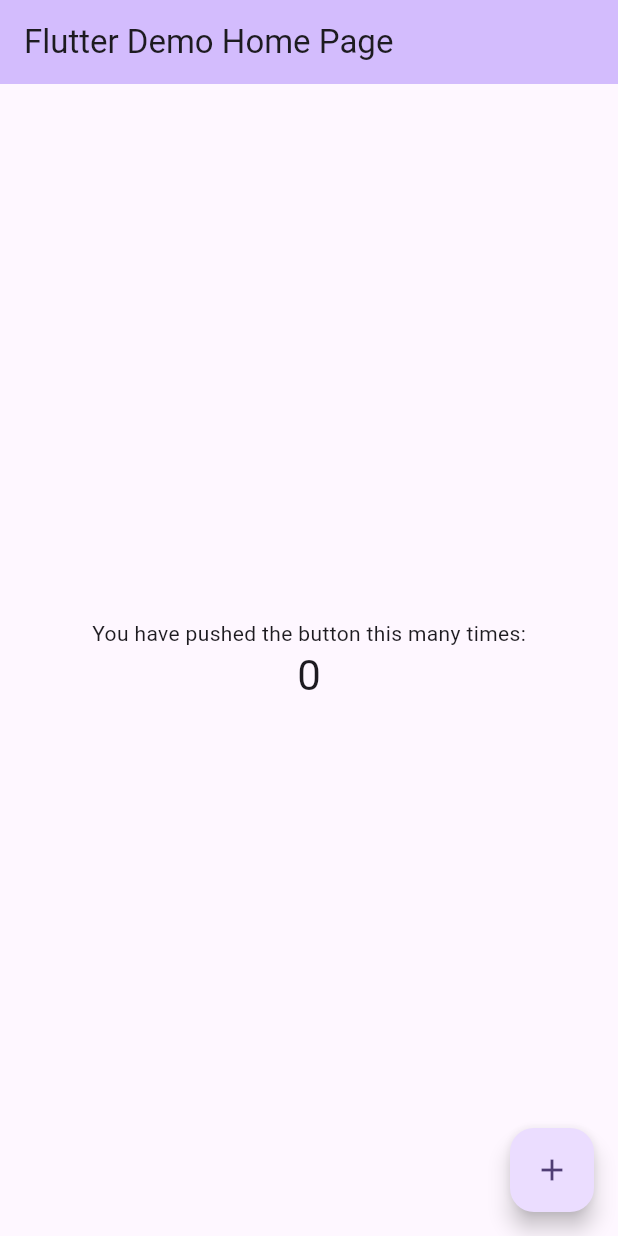
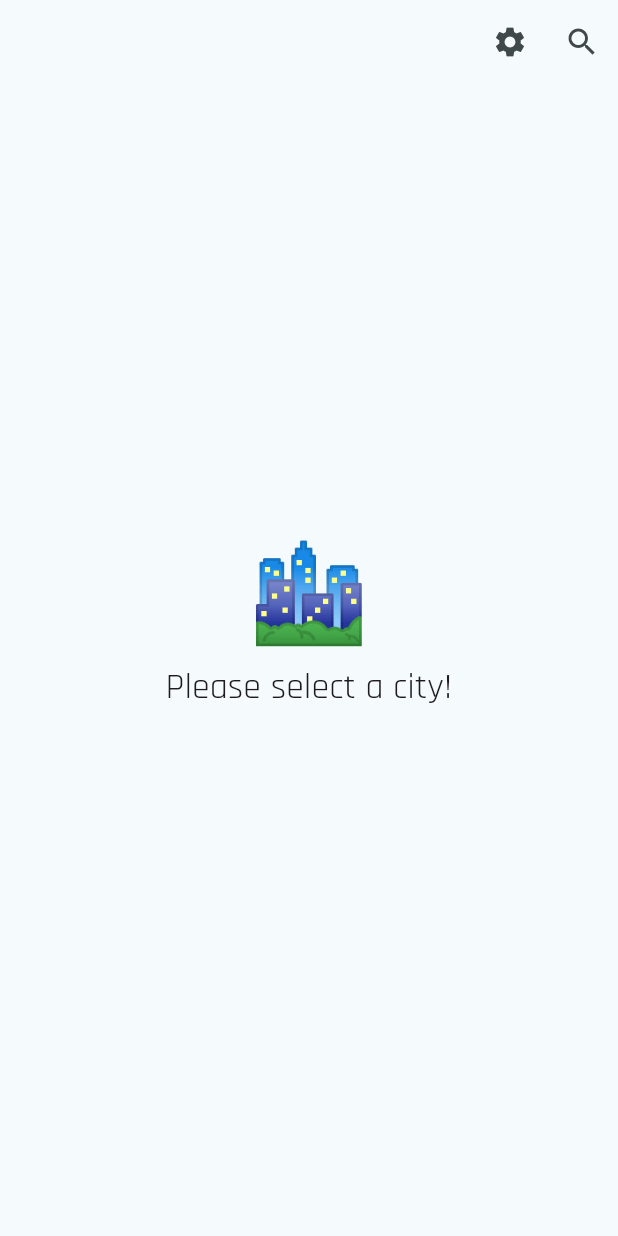
Before and after one commit to TechSingou/weather_app, a Flutter app: the screen it shows after launch, on a phone screen of 412 x 824 dp. Run offline on Flutter 3.47's test engine with Material 3 defaults, Android fonts, the phone set to English and light mode, and no system bars; our stand-ins replace bloc, equatable, flutter_bloc, google_fonts, hydrated_bloc.

```diff
--- /dev/null
+++ b/lib/app.dart
@@ -0,0 +1,62 @@
+import 'package:flutter/material.dart';
+import 'package:flutter_bloc/flutter_bloc.dart';
+import 'package:weather_app/weather/cubit/weather_cubit.dart';
+import 'package:weather_app/weather/view/weather_page.dart';
+import 'package:weather_app/weather/weather.dart';
+import 'package:google_fonts/google_fonts.dart';
+import 'package:weather_repository/weather_repository.dart'
+    show WeatherCondition, WeatherRepository;
+
+class WeatherApp extends StatelessWidget {
+  const WeatherApp({required WeatherRepository weatherRepository, super.key})
+      : _weatherRepository = weatherRepository;
+
+  final WeatherRepository _weatherRepository;
+
+  @override
+  Widget build(BuildContext context) {
+    return BlocProvider(
+      create: (_) => WeatherCubit(_weatherRepository),
+      child: const WeatherAppView(),
+    );
+  }
+}
+
+class WeatherAppView extends StatelessWidget {
+  const WeatherAppView({super.key});
+
+  @override
+  Widget build(BuildContext context) {
+    final seedColor = context.select(
+      (WeatherCubit cubit) => cubit.state.weather.toColor,
+    );
+    return MaterialApp(
+      theme: ThemeData(
+        appBarTheme: const AppBarTheme(
+          backgroundColor: Colors.transparent,
+          elevation: 0,
+        ),
+        colorScheme: ColorScheme.fromSeed(seedColor: seedColor),
+        textTheme: GoogleFonts.rajdhaniTextTheme(),
+      ),
+      home: const WeatherPage(),
+    );
+  }
+}
+
+extension on Weather {
+  Color get toColor {
+    switch (condition) {
+      case WeatherCondition.clear:
+        return Colors.yellow;
+      case WeatherCondition.snowy:
+        return Colors.lightBlueAccent;
+      case WeatherCondition.cloudy:
+        return Colors.blueGrey;
+      case WeatherCondition.rainy:
+        return Colors.indigoAccent;
+      case WeatherCondition.unknown:
+        return Colors.cyan;
+    }
+  }
+}
--- a/lib/main.dart
+++ b/lib/main.dart
@@ -1,125 +1,18 @@
+import 'package:flutter/foundation.dart';
 import 'package:flutter/material.dart';
+import 'package:weather_app/app.dart';
+import 'package:weather_app/weather_bloc_observer.dart';
+import 'package:hydrated_bloc/hydrated_bloc.dart';
+import 'package:path_provider/path_provider.dart';
+import 'package:weather_repository/weather_repository.dart';
 
-void main() {
-  runApp(const MyApp());
+void main() async {
+  WidgetsFlutterBinding.ensureInitialized();
+  Bloc.observer = const WeatherBlocObserver();
+  HydratedBloc.storage = await HydratedStorage.build(
+    storageDirectory: kIsWeb
+        ? HydratedStorage.webStorageDirectory
+        : await getTemporaryDirectory(),
+  );
+  runApp(WeatherApp(weatherRepository: WeatherRepository()));
 }
-
-class MyApp extends StatelessWidget {
-  const MyApp({super.key});
-
-  // This widget is the root of your application.
-  @override
-  Widget build(BuildContext context) {
-    return MaterialApp(
-      title: 'Flutter Demo',
-      theme: ThemeData(
-        // This is the theme of your application.
-        //
-        // TRY THIS: Try running your application with "flutter run". You'll see
-        // the application has a purple toolbar. Then, without quitting the app,
-        // try changing the seedColor in the colorScheme below to Colors.green
-        // and then invoke "hot reload" (save your changes or press the "hot
-        // reload" button in a Flutter-supported IDE, or press "r" if you used
-        // the command line to start the app).
-        //
-        // Notice that the counter didn't reset back to zero; the application
-        // state is not lost during the reload. To reset the state, use hot
-        // restart instead.
-        //
-        // This works for code too, not just values: Most code changes can be
-        // tested with just a hot reload.
-        colorScheme: ColorScheme.fromSeed(seedColor: Colors.deepPurple),
-        useMaterial3: true,
-      ),
-      home: const MyHomePage(title: 'Flutter Demo Home Page'),
-    );
-  }
-}
-
-class MyHomePage extends StatefulWidget {
-  const MyHomePage({super.key, required this.title});
-
-  // This widget is the home page of your application. It is stateful, meaning
-  // that it has a State object (defined below) that contains fields that affect
-  // how it looks.
-
-  // This class is the configuration for the state. It holds the values (in this
-  // case the title) provided by the parent (in this case the App widget) and
-  // used by the build method of the State. Fields in a Widget subclass are
-  // always marked "final".
-
-  final String title;
-
-  @override
-  State<MyHomePage> createState() => _MyHomePageState();
-}
-
-class _MyHomePageState extends State<MyHomePage> {
-  int _counter = 0;
-
-  void _incrementCounter() {
-    setState(() {
-      // This call to setState tells the Flutter framework that something has
-      // changed in this State, which causes it to rerun the build method below
-      // so that the display can reflect the updated values. If we changed
-      // _counter without calling setState(), then the build method would not be
-      // called again, and so nothing would appear to happen.
-      _counter++;
-    });
-  }
-
-  @override
-  Widget build(BuildContext context) {
-    // This method is rerun every time setState is called, for instance as done
-    // by the _incrementCounter method above.
-    //
-    // The Flutter framework has been optimized to make rerunning build methods
-    // fast, so that you can just rebuild anything that needs updating rather
-    // than having to individually change instances of widgets.
-    return Scaffold(
-      appBar: AppBar(
-        // TRY THIS: Try changing the color here to a specific color (to
-        // Colors.amber, perhaps?) and trigger a hot reload to see the AppBar
-        // change color while the other colors stay the same.
-        backgroundColor: Theme.of(context).colorScheme.inversePrimary,
-        // Here we take the value from the MyHomePage object that was created by
-        // the App.build method, and use it to set our appbar title.
-        title: Text(widget.title),
-      ),
-      body: Center(
-        // Center is a layout widget. It takes a single child and positions it
-        // in the middle of the parent.
-        child: Column(
-          // Column is also a layout widget. It takes a list of children and
-          // arranges them vertically. By default, it sizes itself to fit its
-          // children horizontally, and tries to be as tall as its parent.
-          //
-          // Column has various properties to control how it sizes itself and
-          // how it positions its children. Here we use mainAxisAlignment to
-          // center the children vertically; the main axis here is the vertical
-          // axis because Columns are vertical (the cross axis would be
-          // horizontal).
-          //
-          // TRY THIS: Invoke "debug painting" (choose the "Toggle Debug Paint"
-          // action in the IDE, or press "p" in the console), to see the
-          // wireframe for each widget.
-          mainAxisAlignment: MainAxisAlignment.center,
-          children: <Widget>[
-            const Text(
-              'You have pushed the button this many times:',
-            ),
-            Text(
-              '$_counter',
-              style: Theme.of(context).textTheme.headlineMedium,
-            ),
-          ],
-        ),
-      ),
-      floatingActionButton: FloatingActionButton(
-        onPressed: _incrementCounter,
-        tooltip: 'Increment',
-        child: const Icon(Icons.add),
-      ), // This trailing comma makes auto-formatting nicer for build methods.
-    );
-  }
-}
--- /dev/null
+++ b/lib/weather/view/weather_page.dart
@@ -0,0 +1,53 @@
+import 'package:flutter/material.dart';
+import 'package:flutter_bloc/flutter_bloc.dart';
+import 'package:weather_app/weather/cubit/weather_cubit.dart';
+import 'package:weather_app/weather/view/search_page.dart';
+import 'package:weather_app/weather/view/settings_page.dart';
+
+import '../widgets/weather_empty.dart';
+import '../widgets/weather_error.dart';
+import '../widgets/weather_loading.dart';
+import '../widgets/weather_populated.dart';
+
+class WeatherPage extends StatelessWidget {
+  const WeatherPage({super.key});
+
+  @override
+  Widget build(BuildContext context) {
+    return Scaffold(
+      extendBodyBehindAppBar: true,
+      appBar: AppBar(
+        actions: [
+          IconButton(
+              onPressed: () =>
+                  Navigator.of(context).push<void>(SettingsPage.route()),
+              icon: const Icon(Icons.settings)),
+          IconButton(
+            onPressed: () async {
+              final city = await Navigator.of(context).push(SearchPage.route());
+              if (!context.mounted) return;
+              await context.read<WeatherCubit>().fetchWeather(city);
+            },
+            icon: const Icon(Icons.search, semanticLabel: 'Search'),
+          ),
+        ],
+      ),
+      body: Center(
+        child:
+            BlocBuilder<WeatherCubit, WeatherState>(builder: (context, state) {
+          return switch (state.status) {
+            WeatherStatus.initial => const WeatherEmpty(),
+            WeatherStatus.loading => const WeatherLoading(),
+            WeatherStatus.failure => const WeatherError(),
+            WeatherStatus.success => WeatherPopulated(
+                weather: state.weather,
+                units: state.temperatureUnits,
+                onRefresh: () {
+                  return context.read<WeatherCubit>().refreshWeather();
+                }),
+          };
+        }),
+      ),
+    );
+  }
+}
--- /dev/null
+++ b/lib/weather/widgets/weather_empty.dart
@@ -0,0 +1,21 @@
+import 'package:flutter/material.dart';
+
+class WeatherEmpty extends StatelessWidget {
+  const WeatherEmpty({super.key});
+
+  @override
+  Widget build(BuildContext context) {
+    final theme = Theme.of(context);
+
+    return Column(
+      mainAxisSize: MainAxisSize.min,
+      children: [
+        const Text('🏙️', style: TextStyle(fontSize: 64)),
+        Text(
+          'Please select a city!',
+          style: theme.textTheme.headlineSmall,
+        ),
+      ],
+    );
+  }
+}
--- /dev/null
+++ b/lib/weather/widgets/widgets.dart
@@ -0,0 +1,4 @@
+export 'weather_empty.dart';
+export 'weather_error.dart';
+export 'weather_loading.dart';
+export 'weather_populated.dart';
--- a/pubspec.yaml
+++ b/pubspec.yaml
@@ -16,6 +16,7 @@ dependencies:
   google_fonts: ^6.2.1
   hydrated_bloc: ^9.1.5
   json_annotation: ^4.9.0
+  path_provider: ^2.1.4
   weather_repository:
     path: packages/weather_repository
   cupertino_icons: ^1.0.8
```
Also changed, not shown: lib/weather/view/search_page.dart (added, +54 -0 lines), lib/weather/view/settings_page.dart (added, +43 -0 lines), lib/weather/widgets/weather_error.dart (added, +21 -0 lines), lib/weather/widgets/weather_loading.dart (added, +24 -0 lines), lib/weather/widgets/weather_populated.dart (added, +141 -0 lines), lib/weather_bloc_observer.dart (added, +34 -0 lines), pubspec.lock, 1 other file.
